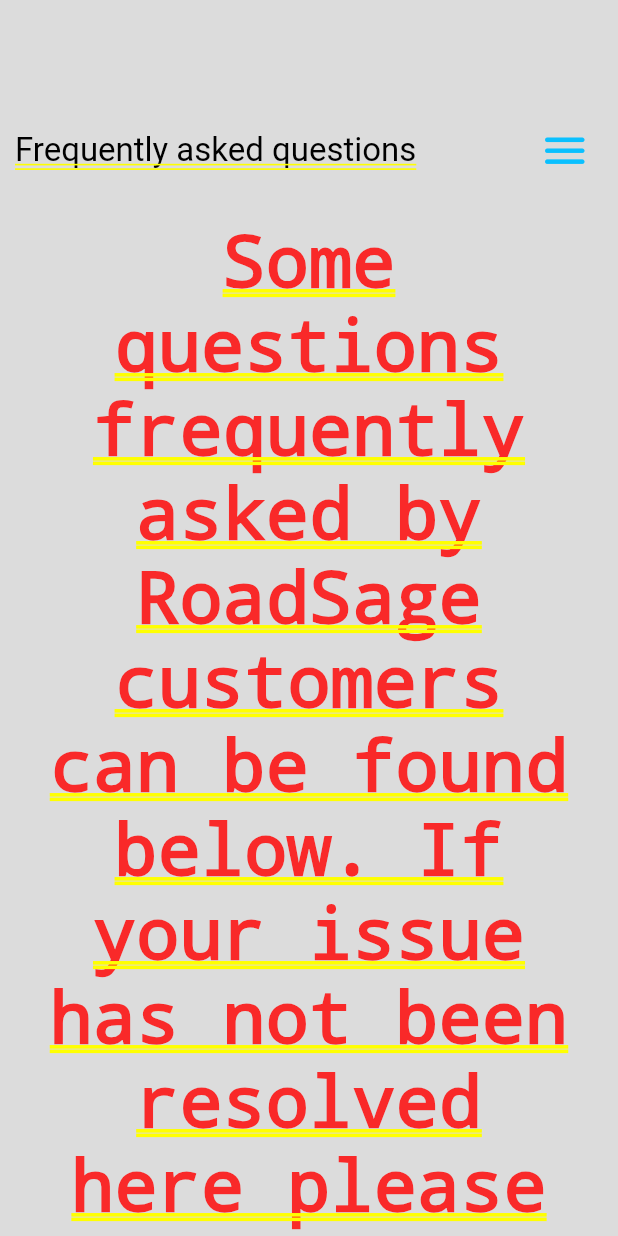
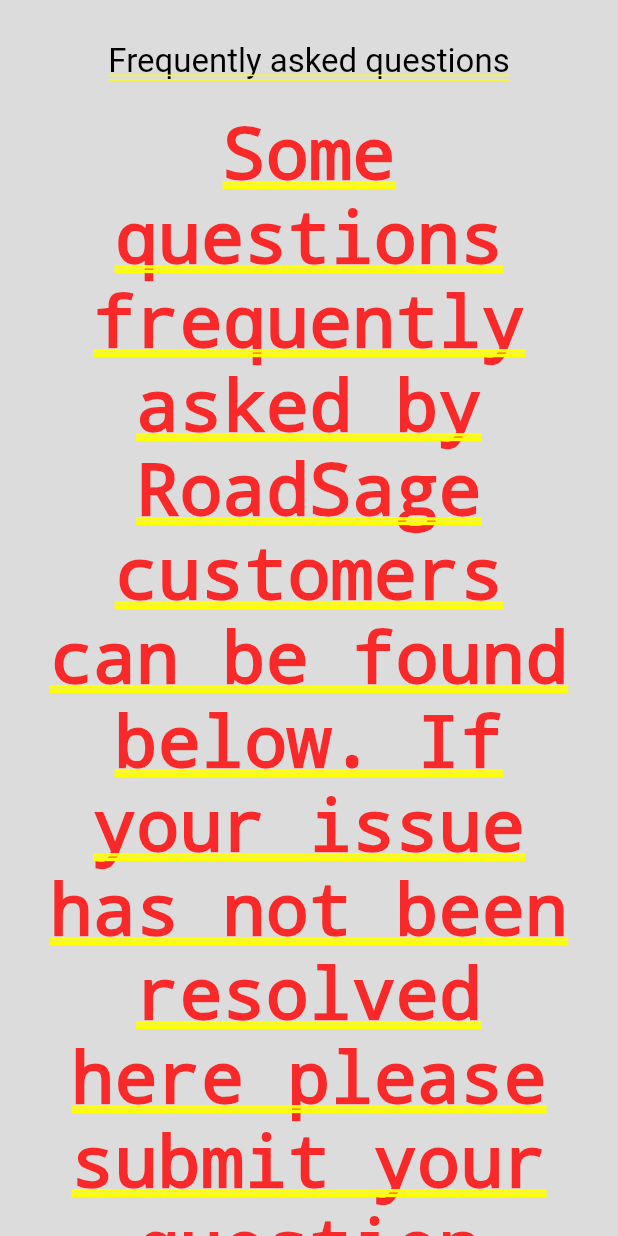
Before and after one commit to RoadSage/roadsage-app, a Flutter app: the FAQScreen screen opened by its route, on a phone screen of 412 x 824 dp. Run offline on Flutter 3.47's test engine with Material 2 defaults, Android fonts, the phone set to English and light mode, and no system bars; our stand-ins replace flutter_signin_button, google_fonts, tuple.

Commit message:
Cleaned up and fixed FaqScreen
- Removed redundant widgets
- Reorganised the screen

Signed-off-by: Kajetan Puchalski <2457183P@student.gla.ac.uk>

```diff
--- a/lib/main.dart
+++ b/lib/main.dart
@@ -138,7 +138,7 @@ class _MainScreenState extends State<MainScreen> {
   int _selectedIndex = 0;
 
   static const List<Widget> _bottomNavScreens = <Widget>[
-    HelpScreen(),
+    FAQScreen(),
     DeviceScreen(),
     HomeScreen(),
     RecentsScreen(),
--- a/lib/screens/faq.dart
+++ b/lib/screens/faq.dart
@@ -12,36 +12,15 @@ class _FAQScreenState extends State<FAQScreen> {
   @override
   Widget build(BuildContext context) {
     return Container(
+      child: Padding(
+        padding: const EdgeInsets.only(top: 28.0),
         child: Column(
             mainAxisAlignment: MainAxisAlignment.start,
             mainAxisSize: MainAxisSize.max,
             crossAxisAlignment: CrossAxisAlignment.stretch,
             children: <Widget>[
-            Padding(
-              child: Row(
-                  mainAxisAlignment: MainAxisAlignment.start,
-                  mainAxisSize: MainAxisSize.max,
-                  crossAxisAlignment: CrossAxisAlignment.center,
-                  children: const <Widget>[
-                    Text(
-                      //"RoadSage",
-                      " ",
-                      style: TextStyle(
-                          fontSize: 34.0,
-                          color: Color(0xFFffffff),
-                          fontWeight: FontWeight.w400,
-                          fontFamily: "Roboto"),
-                    ),
-                  ]),
-              padding: const EdgeInsets.fromLTRB(25.0, 35.0, 0.0, 0.0),
-            ),
-            Padding(
-                child: Row(
-                    mainAxisAlignment: MainAxisAlignment.spaceBetween,
-                    mainAxisSize: MainAxisSize.max,
-                    crossAxisAlignment: CrossAxisAlignment.center,
-                    children: <Widget>[
-                      const Text(
+              const Center(
+                child: Text(
                   "Frequently asked questions",
                   style: TextStyle(
                       fontSize: 22.0,
@@ -49,14 +28,7 @@ class _FAQScreenState extends State<FAQScreen> {
                       fontWeight: FontWeight.w400,
                       fontFamily: "Roboto"),
                 ),
-                      IconButton(
-                        icon: const Icon(Icons.menu_rounded),
-                        onPressed: () {},
-                        iconSize: 35.0,
-                        color: RoadSageColours.lightBlue,
-                      )
-                    ]),
-                padding: const EdgeInsets.fromLTRB(10, 0.0, 10, 0.0)),
+              ),
               const Padding(
                 child: Text(
                   "Some questions frequently asked by RoadSage customers can be found below. If your issue has not been resolved here please submit your question using the button below and a member of the team will get back to you shortly.",
@@ -120,6 +92,7 @@ class _FAQScreenState extends State<FAQScreen> {
                         child: const Text('Ask Question'),
                       ))),
             ]),
+      ),
       color: const Color(0xFFDCDCDC),
       padding: const EdgeInsets.all(0.0),
       alignment: Alignment.center,
```
Lines whose indentation alone changed are shown as unchanged.
